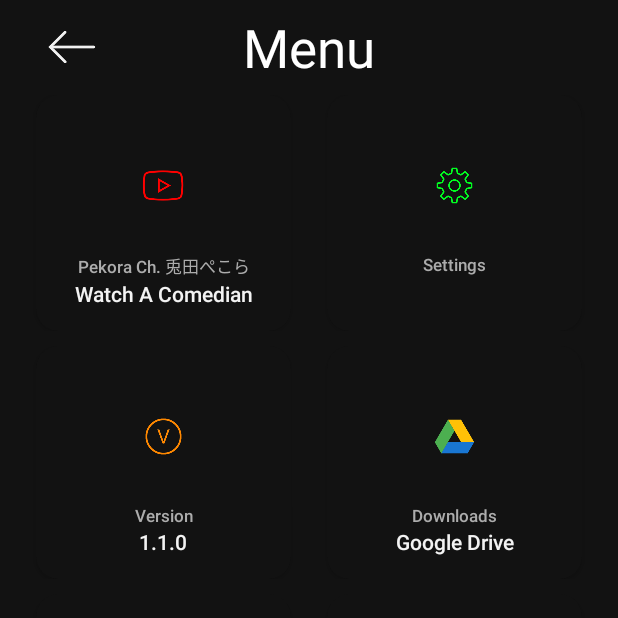
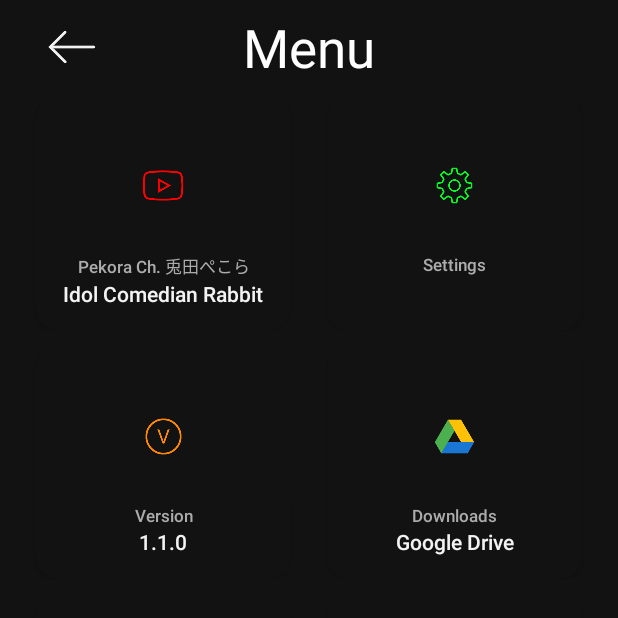
Before and after one commit to YuzuMin/Hololive-GEN3-Usada-Pekora-Noises, an Android app: the AppMenu screen opened directly, with no data from a screen before it, on a phone screen of 412 x 824 dp, the top half of it. Run offline under Robolectric (Android 15) with nearby library versions, the phone set to English and light mode, and no system bars.

Commit message:
Update app_menu.xml

```diff
--- a/Stable/PekoraNoises/app/src/main/res/layout/app_menu.xml
+++ b/Stable/PekoraNoises/app/src/main/res/layout/app_menu.xml
@@ -103,7 +103,7 @@
                                     android:layout_width="match_parent"
                                     android:layout_height="wrap_content"
                                     android:fontFamily="sans-serif-medium"
-                                    android:text="Watch A Comedian"
+                                    android:text="Idol Comedian Rabbit"
                                     android:textAlignment="center"
                                     android:textColor="@color/porcelain" />
                             </LinearLayout>
```
